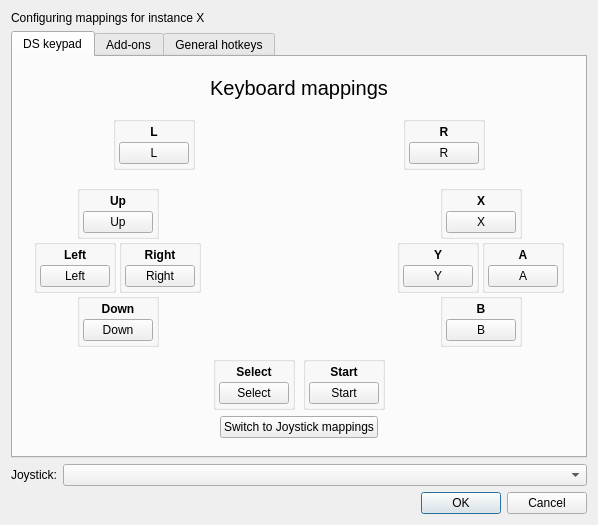
The window that src/frontend/qt_sdl/InputConfig/InputConfigDialog.ui (melonDS-emu/melonDS) describes before a commit, drawn with Qt 5.
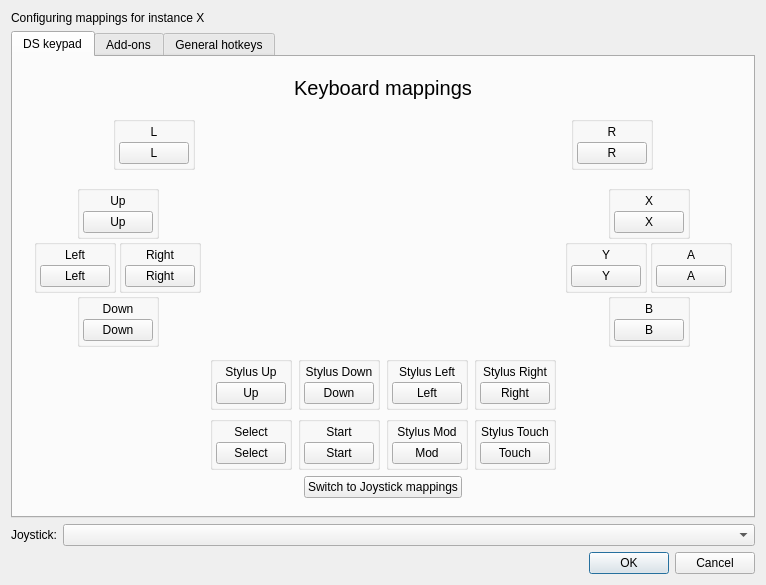
The same window after the commit. The open tabs and pages were chosen to show the change. Icons and pictures are not drawn.

```diff
--- a/src/frontend/qt_sdl/InputConfig/InputConfigDialog.ui
+++ b/src/frontend/qt_sdl/InputConfig/InputConfigDialog.ui
@@ -6,8 +6,8 @@
    <rect>
     <x>0</x>
     <y>0</y>
-    <width>770</width>
-    <height>678</height>
+    <width>807</width>
+    <height>757</height>
    </rect>
   </property>
   <property name="windowTitle">
@@ -47,7 +47,7 @@
          </property>
          <widget class="QWidget" name="keyPage">
           <layout class="QGridLayout" name="gridLayout_2">
-           <item row="4" column="1" colspan="3">
+           <item row="6" column="1" colspan="3">
             <layout class="QHBoxLayout" name="horizontalLayout_3">
              <item>
               <spacer name="horizontalSpacer">
@@ -84,6 +84,22 @@
              </item>
             </layout>
            </item>
+           <item row="1" column="2">
+            <widget class="QLabel" name="label_3">
+             <property name="text">
+              <string/>
+             </property>
+             <property name="pixmap">
+              <pixmap resource="resources/ds.qrc">:/ds/ds_back.svg</pixmap>
+             </property>
+             <property name="scaledContents">
+              <bool>false</bool>
+             </property>
+             <property name="alignment">
+              <set>Qt::AlignmentFlag::AlignCenter</set>
+             </property>
+            </widget>
+           </item>
            <item row="1" column="3">
             <widget class="QWidget" name="widget_4" native="true">
              <layout class="QHBoxLayout" name="horizontalLayout_15">
@@ -114,7 +130,7 @@
                  <item>
                   <widget class="QLabel" name="label_8">
                    <property name="text">
-                    <string>&lt;html&gt;&lt;head/&gt;&lt;body&gt;&lt;p&gt;&lt;span style=&quot; font-weight:600;&quot;&gt;R&lt;/span&gt;&lt;/p&gt;&lt;/body&gt;&lt;/html&gt;</string>
+                    <string>&lt;html&gt;&lt;head/&gt;&lt;body&gt;&lt;p&gt;R&lt;/p&gt;&lt;/body&gt;&lt;/html&gt;</string>
                    </property>
                    <property name="alignment">
                     <set>Qt::AlignCenter</set>
@@ -162,84 +178,6 @@
              </layout>
             </widget>
            </item>
-           <item row="1" column="1">
-            <widget class="QWidget" name="widget_3" native="true">
-             <layout class="QHBoxLayout" name="horizontalLayout_14">
-              <item>
-               <spacer name="horizontalSpacer_7">
-                <property name="orientation">
-                 <enum>Qt::Horizontal</enum>
-                </property>
-                <property name="sizeHint" stdset="0">
-                 <size>
-                  <width>40</width>
-                  <height>20</height>
-                 </size>
-                </property>
-               </spacer>
-              </item>
-              <item>
-               <widget class="QGroupBox" name="grp_L">
-                <property name="title">
-                 <string/>
-                </property>
-                <property name="alignment">
-                 <set>Qt::AlignCenter</set>
-                </property>
-                <layout class="QVBoxLayout" name="verticalLayout_4">
-                 <property name="spacing">
-                  <number>3</number>
-                 </property>
-                 <property name="leftMargin">
-                  <number>3</number>
-                 </property>
-                 <property name="topMargin">
-                  <number>3</number>
-                 </property>
-                 <property name="rightMargin">
-                  <number>3</number>
-                 </property>
-                 <property name="bottomMargin">
-                  <number>3</number>
-                 </property>
-                 <item>
-                  <widget class="QLabel" name="label_9">
-                   <property name="text">
-                    <string>&lt;html&gt;&lt;head/&gt;&lt;body&gt;&lt;p&gt;&lt;span style=&quot; font-weight:600;&quot;&gt;L&lt;/span&gt;&lt;/p&gt;&lt;/body&gt;&lt;/html&gt;</string>
-                   </property>
-                   <property name="alignment">
-                    <set>Qt::AlignCenter</set>
-                   </property>
-                  </widget>
-                 </item>
-                 <item>
-                  <widget class="QPushButton" name="btnKeyL">
-                   <property name="minimumSize">
-                    <size>
-                     <width>70</width>
-                     <height>0</height>
-                    </size>
-                   </property>
-                   <property name="maximumSize">
-                    <size>
-                     <width>68</width>
-                     <height>16777215</height>
-                    </size>
-                   </property>
-                   <property name="styleSheet">
-                    <string notr="true">min-width: 68px;</string>
-                   </property>
-                   <property name="text">
-                    <string>L</string>
-                   </property>
-                  </widget>
-                 </item>
-                </layout>
-               </widget>
-              </item>
-             </layout>
-            </widget>
-           </item>
            <item row="2" column="3">
             <widget class="QGroupBox" name="grp_ABXY">
              <property name="sizePolicy">
@@ -331,7 +269,7 @@
                     <item>
                      <widget class="QLabel" name="label_13">
                       <property name="text">
-                       <string>&lt;html&gt;&lt;head/&gt;&lt;body&gt;&lt;p&gt;&lt;span style=&quot; font-weight:600;&quot;&gt;X&lt;/span&gt;&lt;/p&gt;&lt;/body&gt;&lt;/html&gt;</string>
+                       <string>&lt;html&gt;&lt;head/&gt;&lt;body&gt;&lt;p&gt;X&lt;/p&gt;&lt;/body&gt;&lt;/html&gt;</string>
                       </property>
                       <property name="alignment">
                        <set>Qt::AlignCenter</set>
@@ -411,7 +349,7 @@
                    <item>
                     <widget class="QLabel" name="label_15">
                      <property name="text">
-                      <string>&lt;html&gt;&lt;head/&gt;&lt;body&gt;&lt;p&gt;&lt;span style=&quot; font-weight:600;&quot;&gt;Y&lt;/span&gt;&lt;/p&gt;&lt;/body&gt;&lt;/html&gt;</string>
+                      <string>&lt;html&gt;&lt;head/&gt;&lt;body&gt;&lt;p&gt;Y&lt;/p&gt;&lt;/body&gt;&lt;/html&gt;</string>
                      </property>
                      <property name="alignment">
                       <set>Qt::AlignCenter</set>
@@ -470,7 +408,7 @@
                    <item>
                     <widget class="QLabel" name="label_16">
                      <property name="text">
-                      <string>&lt;html&gt;&lt;head/&gt;&lt;body&gt;&lt;p&gt;&lt;span style=&quot; font-weight:600;&quot;&gt;A&lt;/span&gt;&lt;/p&gt;&lt;/body&gt;&lt;/html&gt;</string>
+                      <string>&lt;html&gt;&lt;head/&gt;&lt;body&gt;&lt;p&gt;A&lt;/p&gt;&lt;/body&gt;&lt;/html&gt;</string>
                      </property>
                      <property name="alignment">
                       <set>Qt::AlignCenter</set>
@@ -562,7 +500,7 @@
                     <item>
                      <widget class="QLabel" name="label_17">
                       <property name="text">
-                       <string>&lt;html&gt;&lt;head/&gt;&lt;body&gt;&lt;p&gt;&lt;span style=&quot; font-weight:600;&quot;&gt;B&lt;/span&gt;&lt;/p&gt;&lt;/body&gt;&lt;/html&gt;</string>
+                       <string>&lt;html&gt;&lt;head/&gt;&lt;body&gt;&lt;p&gt;B&lt;/p&gt;&lt;/body&gt;&lt;/html&gt;</string>
                       </property>
                       <property name="alignment">
                        <set>Qt::AlignCenter</set>
@@ -613,131 +551,6 @@
              </layout>
             </widget>
            </item>
-           <item row="3" column="2">
-            <layout class="QHBoxLayout" name="layout_SelectStart">
-             <property name="spacing">
-              <number>3</number>
-             </property>
-             <item alignment="Qt::AlignHCenter">
-              <widget class="QGroupBox" name="grp_Select">
-               <property name="title">
-                <string/>
-               </property>
-               <property name="alignment">
-                <set>Qt::AlignCenter</set>
-               </property>
-               <layout class="QVBoxLayout" name="buttonDpadLeftVerticalLayout_2">
-                <property name="spacing">
-                 <number>3</number>
-                </property>
-                <property name="leftMargin">
-                 <number>3</number>
-                </property>
-                <property name="topMargin">
-                 <number>3</number>
-                </property>
-                <property name="rightMargin">
-                 <number>3</number>
-                </property>
-                <property name="bottomMargin">
-                 <number>3</number>
-                </property>
-                <item>
-                 <widget class="QLabel" name="label_18">
-                  <property name="text">
-                   <string>&lt;html&gt;&lt;head/&gt;&lt;body&gt;&lt;p&gt;&lt;span style=&quot; font-weight:600;&quot;&gt;Select&lt;/span&gt;&lt;/p&gt;&lt;/body&gt;&lt;/html&gt;</string>
-                  </property>
-                  <property name="alignment">
-                   <set>Qt::AlignCenter</set>
-                  </property>
-                 </widget>
-                </item>
-                <item>
-                 <widget class="QPushButton" name="btnKeySelect">
-                  <property name="minimumSize">
-                   <size>
-                    <width>70</width>
-                    <height>0</height>
-                   </size>
-                  </property>
-                  <property name="maximumSize">
-                   <size>
-                    <width>68</width>
-                    <height>16777215</height>
-                   </size>
-                  </property>
-                  <property name="styleSheet">
-                   <string notr="true">min-width: 68px;</string>
-                  </property>
-                  <property name="text">
-                   <string>Select</string>
-                  </property>
-                 </widget>
-                </item>
-               </layout>
-              </widget>
-             </item>
-             <item alignment="Qt::AlignHCenter">
-              <widget class="QGroupBox" name="grp_Start">
-               <property name="title">
-                <string/>
-               </property>
-               <property name="alignment">
-                <set>Qt::AlignCenter</set>
-               </property>
-               <layout class="QVBoxLayout" name="buttonDpadRightVerticalLayout_2">
-                <property name="spacing">
-                 <number>3</number>
-                </property>
-                <property name="leftMargin">
-                 <number>3</number>
-                </property>
-                <property name="topMargin">
-                 <number>3</number>
-                </property>
-                <property name="rightMargin">
-                 <number>3</number>
-                </property>
-                <property name="bottomMargin">
-                 <number>3</number>
-                </property>
-                <item>
-                 <widget class="QLabel" name="label_19">
-                  <property name="text">
-                   <string>&lt;html&gt;&lt;head/&gt;&lt;body&gt;&lt;p&gt;&lt;span style=&quot; font-weight:600;&quot;&gt;Start&lt;/span&gt;&lt;/p&gt;&lt;/body&gt;&lt;/html&gt;</string>
-                  </property>
-                  <property name="alignment">
-                   <set>Qt::AlignCenter</set>
-                  </property>
-                 </widget>
-                </item>
-                <item>
-                 <widget class="QPushButton" name="btnKeyStart">
-                  <property name="minimumSize">
-                   <size>
-                    <width>70</width>
-                    <height>0</height>
-                   </size>
-                  </property>
-                  <property name="maximumSize">
-                   <size>
-                    <width>68</width>
-                    <height>16777215</height>
-                   </size>
-                  </property>
-                  <property name="styleSheet">
-                   <string notr="true">min-width: 68px;</string>
-                  </property>
-                  <property name="text">
-                   <string>Start</string>
-                  </property>
-                 </widget>
-                </item>
-               </layout>
-              </widget>
-             </item>
-            </layout>
-           </item>
            <item row="2" column="1">
             <widget class="QGroupBox" name="grp_ControlPad">
              <property name="sizePolicy">
@@ -829,7 +642,7 @@
                     <item>
                      <widget class="QLabel" name="label_10">
                       <property name="text">
-                       <string>&lt;html&gt;&lt;head/&gt;&lt;body&gt;&lt;p&gt;&lt;span style=&quot; font-weight:600;&quot;&gt;Up&lt;/span&gt;&lt;/p&gt;&lt;/body&gt;&lt;/html&gt;</string>
+                       <string>&lt;html&gt;&lt;head/&gt;&lt;body&gt;&lt;p&gt;Up&lt;/p&gt;&lt;/body&gt;&lt;/html&gt;</string>
                       </property>
                       <property name="alignment">
                        <set>Qt::AlignCenter</set>
@@ -909,7 +722,7 @@
                    <item>
                     <widget class="QLabel" name="label_11">
                      <property name="text">
-                      <string>&lt;html&gt;&lt;head/&gt;&lt;body&gt;&lt;p&gt;&lt;span style=&quot; font-weight:600;&quot;&gt;Left&lt;/span&gt;&lt;/p&gt;&lt;/body&gt;&lt;/html&gt;</string>
+                      <string>&lt;html&gt;&lt;head/&gt;&lt;body&gt;&lt;p&gt;Left&lt;/p&gt;&lt;/body&gt;&lt;/html&gt;</string>
                      </property>
                      <property name="alignment">
                       <set>Qt::AlignCenter</set>
@@ -968,7 +781,7 @@
                    <item>
                     <widget class="QLabel" name="label_12">
                      <property name="text">
-                      <string>&lt;html&gt;&lt;head/&gt;&lt;body&gt;&lt;p&gt;&lt;span style=&quot; font-weight:600;&quot;&gt;Right&lt;/span&gt;&lt;/p&gt;&lt;/body&gt;&lt;/html&gt;</string>
+                      <string>&lt;html&gt;&lt;head/&gt;&lt;body&gt;&lt;p&gt;Right&lt;/p&gt;&lt;/body&gt;&lt;/html&gt;</string>
                      </property>
                      <property name="alignment">
                       <set>Qt::AlignCenter</set>
@@ -1033,7 +846,7 @@
                    </property>
                   </spacer>
                  </item>
-                 <item alignment="Qt::AlignHCenter">
+                 <item>
                   <widget class="QGroupBox" name="grp_Down">
                    <property name="title">
                     <string/>
@@ -1060,7 +873,7 @@
                     <item>
                      <widget class="QLabel" name="label_14">
                       <property name="text">
-                       <string>&lt;html&gt;&lt;head/&gt;&lt;body&gt;&lt;p&gt;&lt;span style=&quot; font-weight:600;&quot;&gt;Down&lt;/span&gt;&lt;/p&gt;&lt;/body&gt;&lt;/html&gt;</string>
+                       <string>&lt;html&gt;&lt;head/&gt;&lt;body&gt;&lt;p&gt;Down&lt;/p&gt;&lt;/body&gt;&lt;/html&gt;</string>
                       </property>
                       <property name="alignment">
                        <set>Qt::AlignCenter</set>
@@ -1122,18 +935,8 @@
              <property name="scaledContents">
               <bool>false</bool>
              </property>
-            </widget>
-           </item>
-           <item row="1" column="2">
-            <widget class="QLabel" name="label_3">
-             <property name="text">
-              <string/>
-             </property>
-             <property name="pixmap">
-              <pixmap resource="resources/ds.qrc">:/ds/ds_back.svg</pixmap>
-             </property>
-             <property name="scaledContents">
-              <bool>false</bool>
+             <property name="alignment">
+              <set>Qt::AlignmentFlag::AlignCenter</set>
              </property>
             </widget>
            </item>
@@ -1152,6 +955,579 @@
              </property>
             </widget>
            </item>
+           <item row="1" column="1">
+            <widget class="QWidget" name="widget_3" native="true">
+             <layout class="QHBoxLayout" name="horizontalLayout_14">
+              <item>
+               <spacer name="horizontalSpacer_7">
+                <property name="orientation">
+                 <enum>Qt::Orientation::Horizontal</enum>
+                </property>
+                <property name="sizeHint" stdset="0">
+                 <size>
+                  <width>40</width>
+                  <height>20</height>
+                 </size>
+                </property>
+               </spacer>
+              </item>
+              <item>
+               <widget class="QGroupBox" name="grp_L">
+                <property name="title">
+                 <string/>
+                </property>
+                <property name="alignment">
+                 <set>Qt::AlignmentFlag::AlignCenter</set>
+                </property>
+                <layout class="QVBoxLayout" name="verticalLayout_4">
+                 <property name="spacing">
+                  <number>3</number>
+                 </property>
+                 <property name="leftMargin">
+                  <number>3</number>
+                 </property>
+                 <property name="topMargin">
+                  <number>3</number>
+                 </property>
+                 <property name="rightMargin">
+                  <number>3</number>
+                 </property>
+                 <property name="bottomMargin">
+                  <number>3</number>
+                 </property>
+                 <item>
+                  <widget class="QLabel" name="label_9">
+                   <property name="text">
+                    <string>&lt;html&gt;&lt;head/&gt;&lt;body&gt;&lt;p&gt;L&lt;/p&gt;&lt;/body&gt;&lt;/html&gt;</string>
+                   </property>
+                   <property name="alignment">
+                    <set>Qt::AlignmentFlag::AlignCenter</set>
+                   </property>
+                  </widget>
+                 </item>
+                 <item>
+                  <widget class="QPushButton" name="btnKeyL">
+                   <property name="minimumSize">
+                    <size>
+                     <width>70</width>
+                     <height>0</height>
+                    </size>
+                   </property>
+                   <property name="maximumSize">
+                    <size>
+                     <width>68</width>
+                     <height>16777215</height>
+                    </size>
+                   </property>
+                   <property name="styleSheet">
+                    <string notr="true">min-width: 68px;</string>
+                   </property>
+                   <property name="text">
+                    <string>L</string>
+                   </property>
+                  </widget>
+                 </item>
+                </layout>
+               </widget>
+              </item>
+             </layout>
+            </widget>
+           </item>
+           <item row="4" column="2">
+            <layout class="QHBoxLayout" name="layout_SelectStart">
+             <property name="spacing">
+              <number>6</number>
+             </property>
+             <item>
+              <widget class="QGroupBox" name="grp_Select">
+               <property name="title">
+                <string/>
+               </property>
+               <property name="alignment">
+                <set>Qt::AlignmentFlag::AlignCenter</set>
+               </property>
+               <layout class="QVBoxLayout" name="buttonDpadLeftVerticalLayout_2">
+                <property name="spacing">
+                 <number>3</number>
+                </property>
+                <property name="leftMargin">
+                 <number>3</number>
+                </property>
+                <property name="topMargin">
+                 <number>3</number>
+                </property>
+                <property name="rightMargin">
+                 <number>3</number>
+                </property>
+                <property name="bottomMargin">
+                 <number>3</number>
+                </property>
+                <item>
+                 <widget class="QLabel" name="label_18">
+                  <property name="text">
+                   <string>&lt;html&gt;&lt;head/&gt;&lt;body&gt;&lt;p&gt;Select&lt;/p&gt;&lt;/body&gt;&lt;/html&gt;</string>
+                  </property>
+                  <property name="alignment">
+                   <set>Qt::AlignmentFlag::AlignCenter</set>
+                  </property>
+                 </widget>
+                </item>
+                <item>
+                 <widget class="QPushButton" name="btnKeySelect">
+                  <property name="minimumSize">
+                   <size>
+                    <width>70</width>
+                    <height>0</height>
+                   </size>
+                  </property>
+                  <property name="maximumSize">
+                   <size>
+                    <width>68</width>
+                    <height>16777215</height>
+                   </size>
+                  </property>
+                  <property name="styleSheet">
+                   <string notr="true">min-width: 68px;</string>
+                  </property>
+                  <property name="text">
+                   <string>Select</string>
+                  </property>
+                 </widget>
+                </item>
+               </layout>
+              </widget>
+             </item>
+             <item>
+              <widget class="QGroupBox" name="grp_Start">
+               <property name="title">
+                <string/>
+               </property>
+               <property name="alignment">
+                <set>Qt::AlignmentFlag::AlignCenter</set>
+               </property>
+               <layout class="QVBoxLayout" name="buttonDpadRightVerticalLayout_2">
+                <property name="spacing">
+                 <number>3</number>
+                </property>
+                <property name="leftMargin">
+                 <number>3</number>
+                </property>
+                <property name="topMargin">
+                 <number>3</number>
+                </property>
+                <property name="rightMargin">
+                 <number>3</number>
+                </property>
+                <property name="bottomMargin">
+                 <number>3</number>
+                </property>
+                <item>
+                 <widget class="QLabel" name="label_19">
+                  <property name="text">
+                   <string>&lt;html&gt;&lt;head/&gt;&lt;body&gt;&lt;p&gt;Start&lt;/p&gt;&lt;/body&gt;&lt;/html&gt;</string>
+                  </property>
+                  <property name="alignment">
+                   <set>Qt::AlignmentFlag::AlignCenter</set>
+                  </property>
+                 </widget>
+                </item>
+                <item>
+                 <widget class="QPushButton" name="btnKeyStart">
+                  <property name="minimumSize">
+                   <size>
+                    <width>70</width>
+                    <height>0</height>
+                   </size>
+                  </property>
+                  <property name="maximumSize">
+                   <size>
+                    <width>68</width>
+                    <height>16777215</height>
+                   </size>
+                  </property>
+                  <property name="styleSheet">
+                   <string notr="true">min-width: 68px;</string>
+                  </property>
+                  <property name="text">
+                   <string>Start</string>
+                  </property>
+                 </widget>
+                </item>
+               </layout>
+              </widget>
+             </item>
+             <item>
+              <widget class="QGroupBox" name="grp_StyMod">
+               <property name="sizePolicy">
+                <sizepolicy hsizetype="Preferred" vsizetype="Preferred">
+                 <horstretch>0</horstretch>
+                 <verstretch>0</verstretch>
+                </sizepolicy>
+               </property>
+               <property name="title">
+                <string/>
+               </property>
+               <property name="alignment">
+                <set>Qt::AlignmentFlag::AlignCenter</set>
+               </property>
+               <property name="checkable">
+                <bool>false</bool>
+               </property>
+               <layout class="QVBoxLayout" name="buttonDpadDownVerticalLayout_6">
+                <property name="spacing">
+                 <number>3</number>
+                </property>
+                <property name="leftMargin">
+                 <number>3</number>
+                </property>
+                <property name="topMargin">
+                 <number>3</number>
+                </property>
+                <property name="rightMargin">
+                 <number>3</number>
+                </property>
+                <property name="bottomMargin">
+                 <number>3</number>
+                </property>
+                <item>
+                 <widget class="QLabel" name="label_35">
+                  <property name="text">
+                   <string>&lt;html&gt;&lt;head/&gt;&lt;body&gt;&lt;p&gt;Stylus Mod&lt;/p&gt;&lt;/body&gt;&lt;/html&gt;</string>
+                  </property>
+                  <property name="alignment">
+                   <set>Qt::AlignmentFlag::AlignCenter</set>
+                  </property>
+                 </widget>
+                </item>
+                <item alignment="Qt::AlignmentFlag::AlignHCenter">
+                 <widget class="QPushButton" name="btnKeyStyMod">
+                  <property name="minimumSize">
+                   <size>
+                    <width>70</width>
+                    <height>0</height>
+                   </size>
+                  </property>
+                  <property name="maximumSize">
+                   <size>
+                    <width>68</width>
+                    <height>16777215</height>
+                   </size>
+                  </property>
+                  <property name="styleSheet">
+                   <string notr="true">min-width: 68px;</string>
+                  </property>
+                  <property name="text">
+                   <string>Mod</string>
+                  </property>
+                  <property name="flat">
+                   <bool>false</bool>
+                  </property>
+                 </widget>
+                </item>
+               </layout>
+              </widget>
+             </item>
+             <item>
+              <widget class="QGroupBox" name="grp_StyTouch">
+               <property name="title">
+                <string/>
+               </property>
+               <property name="alignment">
+                <set>Qt::AlignmentFlag::AlignCenter</set>
+               </property>
+               <layout class="QVBoxLayout" name="buttonDpadDownVerticalLayout_7">
+                <property name="spacing">
+                 <number>3</number>
+                </property>
+                <property name="leftMargin">
+                 <number>3</number>
+                </property>
+                <property name="topMargin">
+                 <number>3</number>
+                </property>
+                <property name="rightMargin">
+                 <number>3</number>
+                </property>
+                <property name="bottomMargin">
+                 <number>3</number>
+                </property>
+                <item>
+                 <widget class="QLabel" name="label_36">
+                  <property name="text">
+                   <string>&lt;html&gt;&lt;head/&gt;&lt;body&gt;&lt;p&gt;Stylus Touch&lt;/p&gt;&lt;/body&gt;&lt;/html&gt;</string>
+                  </property>
+                  <property name="alignment">
+                   <set>Qt::AlignmentFlag::AlignCenter</set>
+                  </property>
+                 </widget>
+                </item>
+                <item>
+                 <widget class="QPushButton" name="btnKeyStyTouch">
+                  <property name="minimumSize">
+                   <size>
+                    <width>70</width>
+                    <height>0</height>
+                   </size>
+                  </property>
+                  <property name="maximumSize">
+                   <size>
+                    <width>68</width>
+                    <height>16777215</height>
+                   </size>
+                  </property>
+                  <property name="styleSheet">
+                   <string notr="true">min-width: 68px;</string>
+                  </property>
+                  <property name="text">
+                   <string>Touch</string>
+                  </property>
+                 </widget>
+                </item>
+               </layout>
+              </widget>
+             </item>
+            </layout>
+           </item>
+           <item row="3" column="2">
+            <layout class="QHBoxLayout" name="layout_StylusDirections">
+             <item>
+              <widget class="QGroupBox" name="grp_StyUp">
+               <property name="title">
+                <string/>
+               </property>
+               <property name="alignment">
+                <set>Qt::AlignmentFlag::AlignCenter</set>
+               </property>
+               <layout class="QVBoxLayout" name="buttonDpadDownVerticalLayout_16">
+                <property name="spacing">
+                 <number>3</number>
+                </property>
+                <property name="leftMargin">
+                 <number>3</number>
+                </property>
+                <property name="topMargin">
+                 <number>3</number>
+                </property>
+                <property name="rightMargin">
+                 <number>3</number>
+                </property>
+                <property name="bottomMargin">
+                 <number>3</number>
+                </property>
+                <item>
+                 <widget class="QLabel" name="label_45">
+                  <property name="text">
+                   <string>&lt;html&gt;&lt;head/&gt;&lt;body&gt;&lt;p&gt;Stylus Up&lt;/p&gt;&lt;/body&gt;&lt;/html&gt;</string>
+                  </property>
+                  <property name="alignment">
+                   <set>Qt::AlignmentFlag::AlignCenter</set>
+                  </property>
+                 </widget>
+                </item>
+                <item alignment="Qt::AlignmentFlag::AlignHCenter">
+                 <widget class="QPushButton" name="btnKeyStyUp">
+                  <property name="minimumSize">
+                   <size>
+                    <width>70</width>
+                    <height>0</height>
+                   </size>
+                  </property>
+                  <property name="maximumSize">
+                   <size>
+                    <width>68</width>
+                    <height>16777215</height>
+                   </size>
+                  </property>
+                  <property name="styleSheet">
+                   <string notr="true">min-width: 68px;</string>
+                  </property>
+                  <property name="text">
+                   <string>Up</string>
+                  </property>
+                 </widget>
+                </item>
+               </layout>
+              </widget>
+             </item>
+             <item>
+              <widget class="QGroupBox" name="grp_StyDown">
+               <property name="title">
+                <string/>
+               </property>
+               <property name="alignment">
+                <set>Qt::AlignmentFlag::AlignCenter</set>
+               </property>
+               <layout class="QVBoxLayout" name="buttonDpadDownVerticalLayout_15">
+                <property name="spacing">
+                 <number>3</number>
+                </property>
+                <property name="leftMargin">
+                 <number>3</number>
+                </property>
+                <property name="topMargin">
+                 <number>3</number>
+                </property>
+                <property name="rightMargin">
+                 <number>3</number>
+                </property>
+                <property name="bottomMargin">
+                 <number>3</number>
+                </property>
+                <item>
+                 <widget class="QLabel" name="label_44">
+                  <property name="text">
+                   <string>&lt;html&gt;&lt;head/&gt;&lt;body&gt;&lt;p&gt;Stylus Down&lt;/p&gt;&lt;/body&gt;&lt;/html&gt;</string>
+                  </property>
+                  <property name="alignment">
+                   <set>Qt::AlignmentFlag::AlignCenter</set>
+                  </property>
+                 </widget>
+                </item>
+                <item>
+                 <widget class="QPushButton" name="btnKeyStyDown">
+                  <property name="minimumSize">
+                   <size>
+                    <width>70</width>
+                    <height>0</height>
+                   </size>
+                  </property>
+                  <property name="maximumSize">
+                   <size>
+                    <width>68</width>
+                    <height>16777215</height>
+                   </size>
+                  </property>
+                  <property name="styleSheet">
+                   <string notr="true">min-width: 68px;</string>
+                  </property>
+                  <property name="text">
+                   <string>Down</string>
+                  </property>
+                 </widget>
+                </item>
+               </layout>
+              </widget>
+             </item>
+             <item>
+              <widget class="QGroupBox" name="grp_StyLeft">
+               <property name="title">
+                <string/>
+               </property>
+               <property name="alignment">
+                <set>Qt::AlignmentFlag::AlignCenter</set>
+               </property>
+               <layout class="QVBoxLayout" name="buttonDpadDownVerticalLayout_14">
+                <property name="spacing">
+                 <number>3</number>
+                </property>
+                <property name="leftMargin">
+                 <number>3</number>
+                </property>
+                <property name="topMargin">
+                 <number>3</number>
+                </property>
+                <property name="rightMargin">
+                 <number>3</number>
+                </property>
+                <property name="bottomMargin">
+                 <number>3</number>
+                </property>
+                <item>
+                 <widget class="QLabel" name="label_43">
+                  <property name="text">
+                   <string>&lt;html&gt;&lt;head/&gt;&lt;body&gt;&lt;p&gt;Stylus Left&lt;/p&gt;&lt;/body&gt;&lt;/html&gt;</string>
+                  </property>
+                  <property name="alignment">
+                   <set>Qt::AlignmentFlag::AlignCenter</set>
+                  </property>
+                 </widget>
+                </item>
+                <item>
+                 <widget class="QPushButton" name="btnKeyStyLeft">
+                  <property name="minimumSize">
+                   <size>
+                    <width>70</width>
+                    <height>0</height>
+                   </size>
+                  </property>
+                  <property name="maximumSize">
+                   <size>
+                    <width>68</width>
+                    <height>16777215</height>
+                   </size>
+                  </property>
+                  <property name="styleSheet">
+                   <string notr="true">min-width: 68px;</string>
+                  </property>
+                  <property name="text">
+                   <string>Left</string>
+                  </property>
+                 </widget>
+                </item>
+               </layout>
+              </widget>
+             </item>
+             <item>
+              <widget class="QGroupBox" name="grp_StyRight">
+               <property name="title">
+                <string/>
+               </property>
+               <property name="alignment">
+                <set>Qt::AlignmentFlag::AlignCenter</set>
+               </property>
+               <layout class="QVBoxLayout" name="buttonDpadDownVerticalLayout_13">
+                <property name="spacing">
+                 <number>3</number>
+                </property>
+                <property name="leftMargin">
+                 <number>3</number>
+                </property>
+                <property name="topMargin">
+                 <number>3</number>
+                </property>
+                <property name="rightMargin">
+                 <number>3</number>
+                </property>
+                <property name="bottomMargin">
+                 <number>3</number>
+                </property>
+                <item>
+                 <widget class="QLabel" name="label_42">
+                  <property name="text">
+                   <string>&lt;html&gt;&lt;head/&gt;&lt;body&gt;&lt;p&gt;Stylus Right&lt;/p&gt;&lt;/body&gt;&lt;/html&gt;</string>
+                  </property>
+                  <property name="alignment">
+                   <set>Qt::AlignmentFlag::AlignCenter</set>
+                  </property>
+                 </widget>
+                </item>
+                <item>
+                 <widget class="QPushButton" name="btnKeyStyRight">
+                  <property name="minimumSize">
+                   <size>
+                    <width>70</width>
+                    <height>0</height>
+                   </size>
+                  </property>
+                  <property name="maximumSize">
+                   <size>
+                    <width>68</width>
+                    <height>16777215</height>
+                   </size>
+                  </property>
+                  <property name="styleSheet">
+                   <string notr="true">min-width: 68px;</string>
+                  </property>
+                  <property name="text">
+                   <string>Right</string>
+                  </property>
+                 </widget>
+                </item>
+               </layout>
+              </widget>
+             </item>
+            </layout>
+           </item>
           </layout>
          </widget>
          <widget class="QWidget" name="joyPage">
```
Left out of the diff: 940 changed lines with no effect on the pictures.
